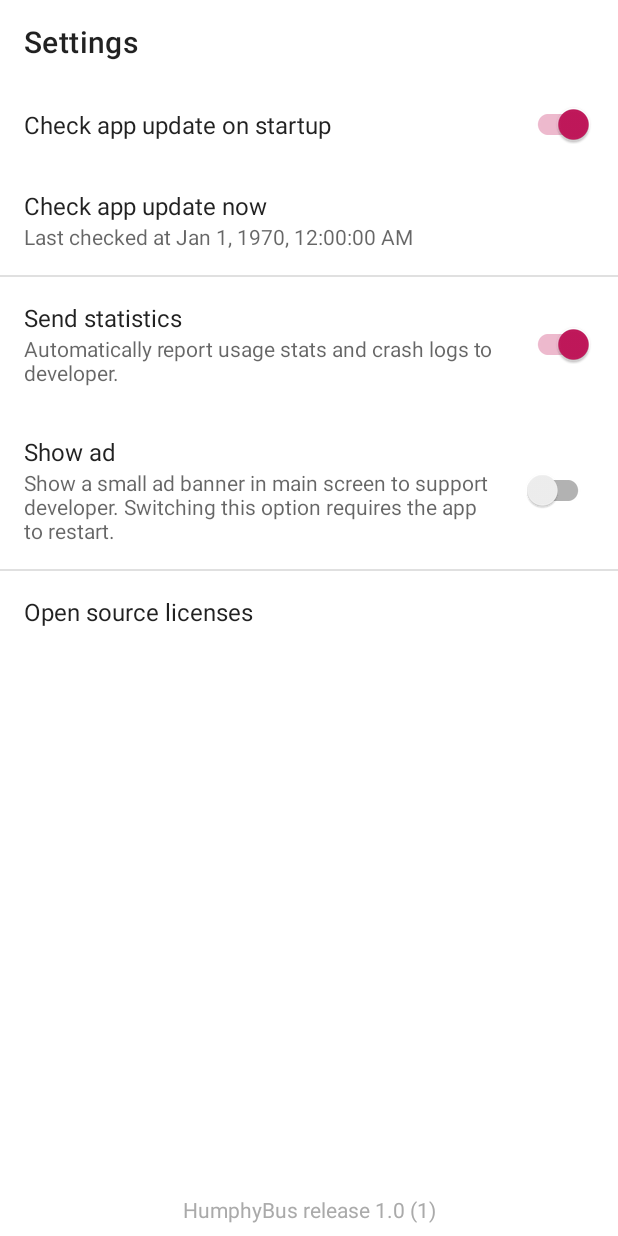
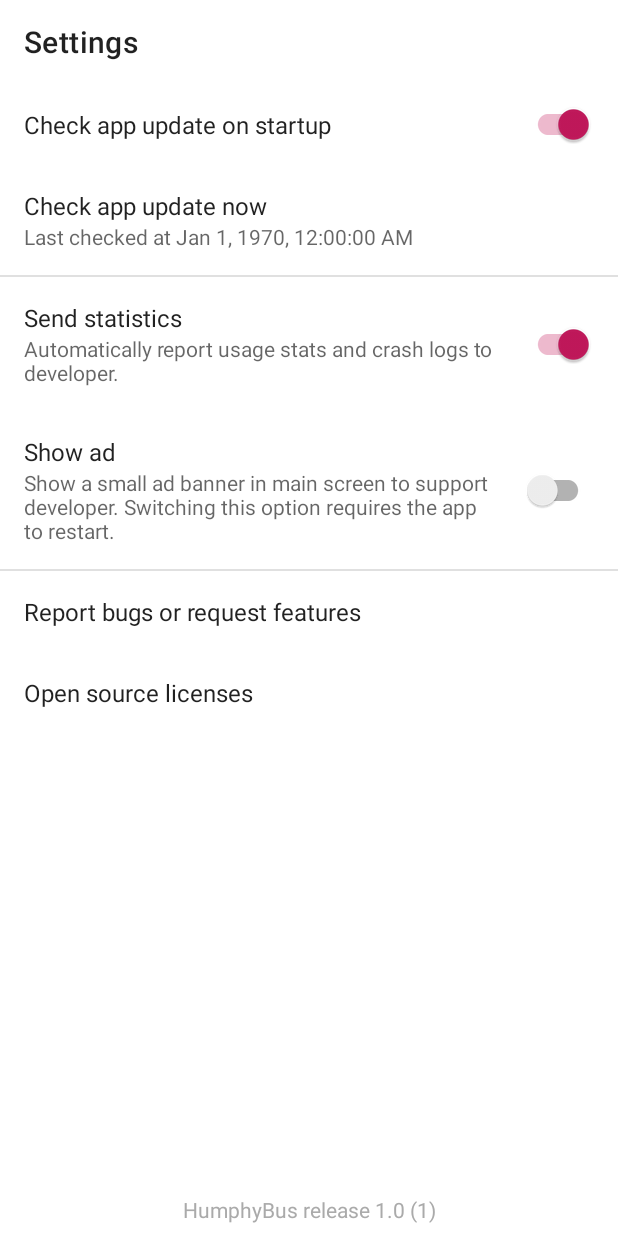
Before and after one commit to lazyyq/HumphreysBus, an Android app: the SettingsActivity screen opened directly, with no data from a screen before it, on a phone screen of 412 x 824 dp. Run offline under Robolectric (Android 15) with nearby library versions, the phone set to English and light mode, and no system bars; our stand-ins replace androidx.preference.

Commit message:
Add option to submit feedbacks to dev

```diff
--- a/app/src/main/java/kyklab/humphreysbus/ui/SettingsActivity.kt
+++ b/app/src/main/java/kyklab/humphreysbus/ui/SettingsActivity.kt
@@ -3,6 +3,7 @@ package kyklab.humphreysbus.ui
 import android.content.Intent
 import android.content.SharedPreferences
 import android.icu.text.DateFormat
+import android.net.Uri
 import android.os.Bundle
 import android.view.View
 import androidx.appcompat.app.AppCompatActivity
@@ -42,6 +43,10 @@ class SettingsActivity : AppCompatActivity() {
 
     class SettingsFragment : PreferenceFragmentCompat(),
         SharedPreferences.OnSharedPreferenceChangeListener {
+        companion object {
+            private const val FEEDBACK_URL = "https://forms.gle/ZsFS66dLMHkhdUow9"
+        }
+
         val appUpdateChecker by lazy { AppUpdateChecker(requireActivity()) }
 
         val prefAutoCheckUpdateOnStartup by lazy {
@@ -55,6 +60,9 @@ class SettingsActivity : AppCompatActivity() {
         }
         val prefShowAd by lazy {
             findPreference<Preference>(Prefs.Key.SHOW_AD)
+        }
+        val prefSendFeedback by lazy {
+            findPreference<Preference>(Prefs.Key.SEND_FEEDBACK)
         }
         val prefOssLicense by lazy {
             findPreference<Preference>(Prefs.Key.OSS_LICENSE)
@@ -78,6 +86,12 @@ class SettingsActivity : AppCompatActivity() {
                 if (newValue is Boolean && newValue) {
                     context?.toast("♡")
                 }
+                true
+            }
+            prefSendFeedback?.setOnPreferenceClickListener {
+                val intent = Intent(Intent.ACTION_VIEW)
+                intent.data = Uri.parse(FEEDBACK_URL)
+                startActivity(intent)
                 true
             }
             prefOssLicense?.setOnPreferenceClickListener {
--- a/app/src/main/java/kyklab/humphreysbus/utils/Prefs.kt
+++ b/app/src/main/java/kyklab/humphreysbus/utils/Prefs.kt
@@ -86,6 +86,9 @@ object Prefs {
         val SHOW_AD_DEFAULT =
             App.context.resources.getBoolean(R.bool.pref_show_ad_default)
 
+        val SEND_FEEDBACK =
+            App.context.resources.getString(R.string.pref_send_feedback)
+
         val OSS_LICENSE =
             App.context.resources.getString(R.string.pref_oss_license)
     }
--- a/app/src/main/res/values/prefs.xml
+++ b/app/src/main/res/values/prefs.xml
@@ -17,5 +17,7 @@
     <string name="pref_show_ad">show_ad</string>
     <bool name="pref_show_ad_default">false</bool>
 
+    <string name="pref_send_feedback">send_feedback</string>
+
     <string name="pref_oss_license">oss_license</string>
 </resources>
--- a/app/src/main/res/xml/root_preferences.xml
+++ b/app/src/main/res/xml/root_preferences.xml
@@ -35,6 +35,11 @@
 
     <Preference
         app:iconSpaceReserved="false"
+        app:key="@string/pref_send_feedback"
+        app:title="Report bugs or request features" />
+
+    <Preference
+        app:iconSpaceReserved="false"
         app:key="@string/pref_oss_license"
         app:title="Open source licenses" />
 
```
